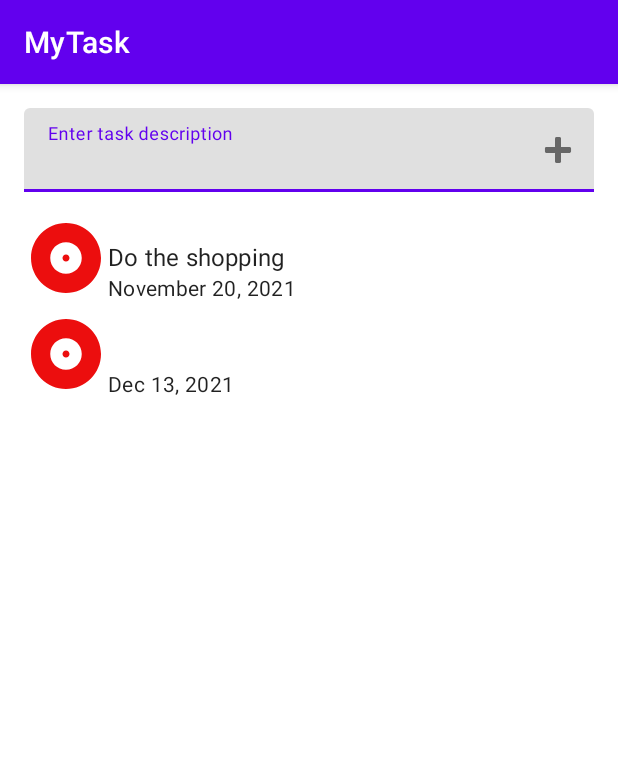
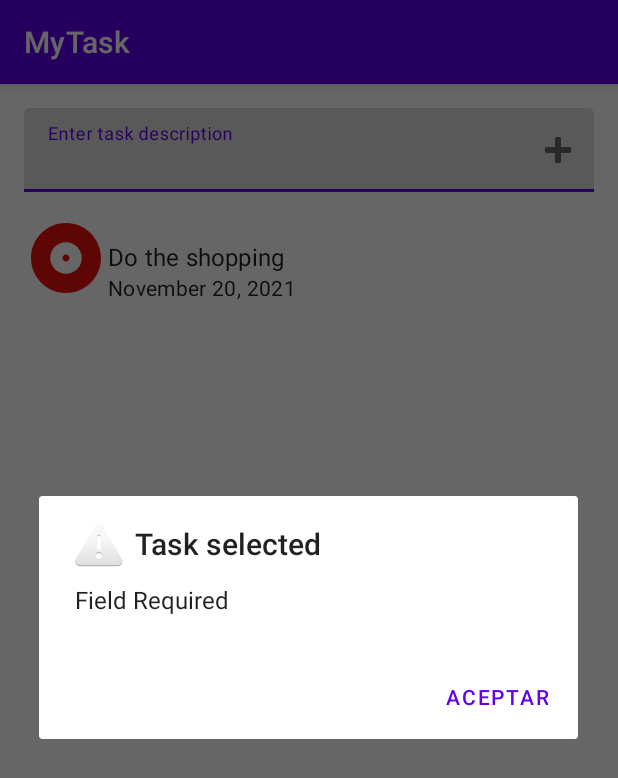
Before and after one commit to halayons/MisionTIC2022-C4, an Android app: the MainActivity screen opened directly, with no data from a screen before it, after a tap on an icon or button, on a phone screen of 412 x 824 dp. Shown: the top 778 px of the screen. Run offline under Robolectric (Android 15) with nearby library versions, the phone set to English and light mode, and no system bars.

Commit message:
verificacion tarea

```diff
--- a/app/src/main/java/co/com/cesardiaz/misiontic/mytask/mvp/MainMVP.java
+++ b/app/src/main/java/co/com/cesardiaz/misiontic/mytask/mvp/MainMVP.java
@@ -36,5 +36,7 @@ public interface MainMVP {
         void updateTask(TaskItem item);
 
         void showConfirmDialog(String message, TaskItem task);
+
+        void showConfirmDialog(String field_required);
     }
 }
--- a/app/src/main/java/co/com/cesardiaz/misiontic/mytask/presenter/MainPresenter.java
+++ b/app/src/main/java/co/com/cesardiaz/misiontic/mytask/presenter/MainPresenter.java
@@ -1,11 +1,16 @@
 package co.com.cesardiaz.misiontic.mytask.presenter;
+
+import android.text.TextUtils;
+import android.widget.Toast;
 
 import java.text.SimpleDateFormat;
 import java.util.Date;
 import java.util.List;
 
+import co.com.cesardiaz.misiontic.mytask.LoginActivity;
 import co.com.cesardiaz.misiontic.mytask.model.MainInteractor;
 import co.com.cesardiaz.misiontic.mytask.mvp.MainMVP;
+import co.com.cesardiaz.misiontic.mytask.view.MainActivity;
 import co.com.cesardiaz.misiontic.mytask.view.dto.TaskItem;
 import co.com.cesardiaz.misiontic.mytask.view.dto.TaskState;
 
@@ -30,11 +35,16 @@ public class MainPresenter implements MainMVP.Presenter {
     public void addNewTask() {
         String description = view.getTaskDescription();
         String date = SimpleDateFormat.getDateInstance().format(new Date());
+        if(TextUtils.isEmpty(description)){
+            view.showConfirmDialog("Field Required");
+        }else{
+                TaskItem task = new TaskItem(description,date);
+                model.saveTask(task);
+                view.addTaskToList(task);
+            }
+        }
 
-        TaskItem task = new TaskItem(description,date);
-        model.saveTask(task);
-        view.addTaskToList(task);
-    }
+
 
     @Override
     public void taskItemClicked(TaskItem task) {
--- a/app/src/main/java/co/com/cesardiaz/misiontic/mytask/view/MainActivity.java
+++ b/app/src/main/java/co/com/cesardiaz/misiontic/mytask/view/MainActivity.java
@@ -85,4 +85,13 @@ public class MainActivity extends AppCompatActivity implements MainMVP.View {
                  .setNegativeButton("No",null)
                  .show();
     }
+    @Override
+    public void showConfirmDialog(String message) {
+        new AlertDialog.Builder(this)
+                .setIcon(android.R.drawable.ic_dialog_alert)
+                .setTitle("Task selected")
+                .setMessage(message)
+                .setNegativeButton("Aceptar",null)
+                .show();
+    }
 }
```
